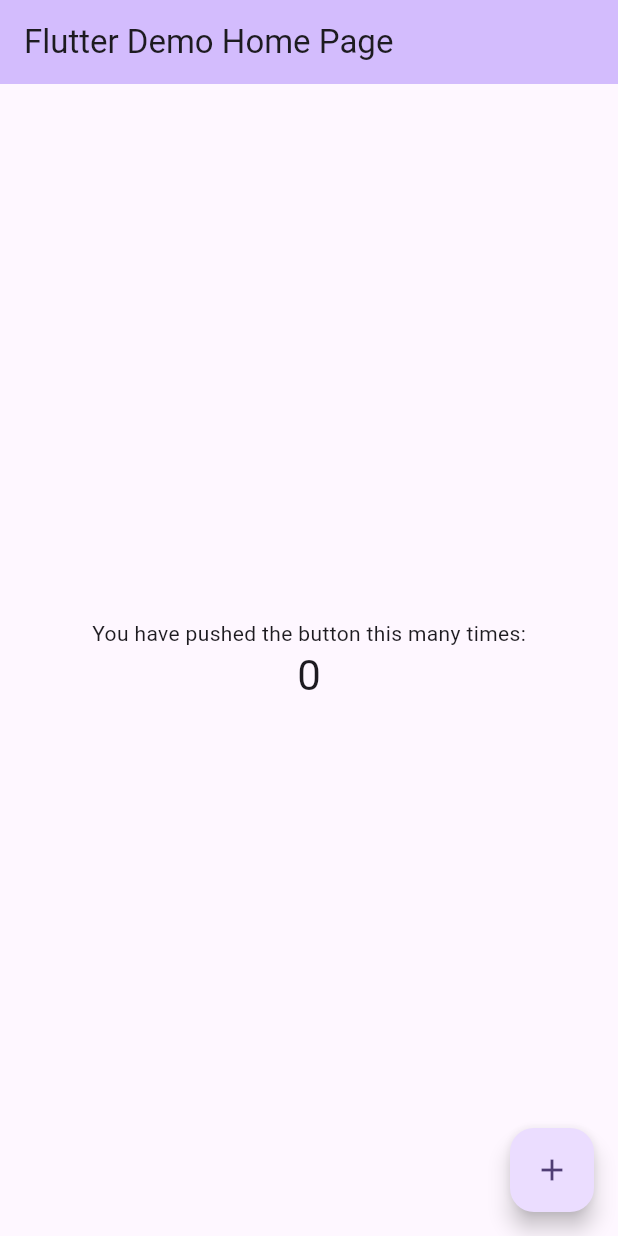
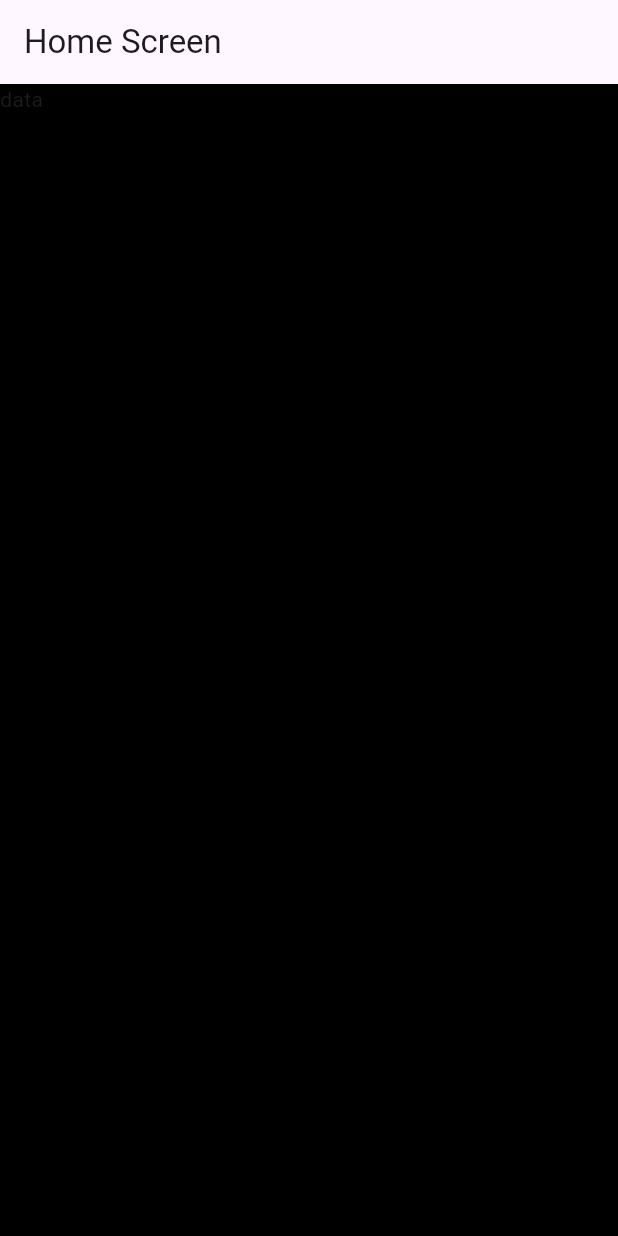
Before and after one commit to Jefferson1506/Gana-Gov, a Flutter app: the screen it shows after launch, on a phone screen of 412 x 824 dp. Run offline on Flutter 3.47's test engine with Material 3 defaults, Android fonts, the light colour scheme and no system bars; our stand-ins replace animated_splash_screen, auto_size_text, page_transition.

Commit message:
Animacion de carga

```diff
--- a/ganagov/lib/main.dart
+++ b/ganagov/lib/main.dart
@@ -1,4 +1,10 @@
+// ignore_for_file: library_private_types_in_public_api
+
 import 'package:flutter/material.dart';
+import 'package:animated_splash_screen/animated_splash_screen.dart';
+import 'package:ganagov/module/login/home_screen.dart';
+import 'package:ganagov/splas_screen.dart';
+import 'package:page_transition/page_transition.dart';
 
 void main() {
   runApp(const MyApp());
@@ -7,119 +13,19 @@
 class MyApp extends StatelessWidget {
   const MyApp({super.key});
 
-  // This widget is the root of your application.
   @override
   Widget build(BuildContext context) {
     return MaterialApp(
-      title: 'Flutter Demo',
-      theme: ThemeData(
-        // This is the theme of your application.
-        //
-        // TRY THIS: Try running your application with "flutter run". You'll see
-        // the application has a purple toolbar. Then, without quitting the app,
-        // try changing the seedColor in the colorScheme below to Colors.green
-        // and then invoke "hot reload" (save your changes or press the "hot
-        // reload" button in a Flutter-supported IDE, or press "r" if you used
-        // the command line to start the app).
-        //
-        // Notice that the counter didn't reset back to zero; the application
-        // state is not lost during the reload. To reset the state, use hot
-        // restart instead.
-        //
-        // This works for code too, not just values: Most code changes can be
-        // tested with just a hot reload.
-        colorScheme: ColorScheme.fromSeed(seedColor: Colors.deepPurple),
-        useMaterial3: true,
+      debugShowCheckedModeBanner: false,
+      home: AnimatedSplashScreen(
+        duration: 3000,
+        splash: const SplashScreenContent(),
+        nextScreen: const HomeScreen(),
+        splashTransition: SplashTransition.sizeTransition,
+        pageTransitionType: PageTransitionType.fade,
+        backgroundColor: Colors.white,
+        splashIconSize: 100,
       ),
-      home: const MyHomePage(title: 'Flutter Demo Home Page'),
     );
   }
 }
-
-class MyHomePage extends StatefulWidget {
-  const MyHomePage({super.key, required this.title});
-
-  // This widget is the home page of your application. It is stateful, meaning
-  // that it has a State object (defined below) that contains fields that affect
-  // how it looks.
-
-  // This class is the configuration for the state. It holds the values (in this
-  // case the title) provided by the parent (in this case the App widget) and
-  // used by the build method of the State. Fields in a Widget subclass are
-  // always marked "final".
-
-  final String title;
-
-  @override
-  State<MyHomePage> createState() => _MyHomePageState();
-}
-
-class _MyHomePageState extends State<MyHomePage> {
-  int _counter = 0;
-
-  void _incrementCounter() {
-    setState(() {
-      // This call to setState tells the Flutter framework that something has
-      // changed in this State, which causes it to rerun the build method below
-      // so that the display can reflect the updated values. If we changed
-      // _counter without calling setState(), then the build method would not be
-      // called again, and so nothing would appear to happen.
-      _counter++;
-    });
-  }
-
-  @override
-  Widget build(BuildContext context) {
-    // This method is rerun every time setState is called, for instance as done
-    // by the _incrementCounter method above.
-    //
-    // The Flutter framework has been optimized to make rerunning build methods
-    // fast, so that you can just rebuild anything that needs updating rather
-    // than having to individually change instances of widgets.
-    return Scaffold(
-      appBar: AppBar(
-        // TRY THIS: Try changing the color here to a specific color (to
-        // Colors.amber, perhaps?) and trigger a hot reload to see the AppBar
-        // change color while the other colors stay the same.
-        backgroundColor: Theme.of(context).colorScheme.inversePrimary,
-        // Here we take the value from the MyHomePage object that was created by
-        // the App.build method, and use it to set our appbar title.
-        title: Text(widget.title),
-      ),
-      body: Center(
-        // Center is a layout widget. It takes a single child and positions it
-        // in the middle of the parent.
-        child: Column(
-          // Column is also a layout widget. It takes a list of children and
-          // arranges them vertically. By default, it sizes itself to fit its
-          // children horizontally, and tries to be as tall as its parent.
-          //
-          // Column has various properties to control how it sizes itself and
-          // how it positions its children. Here we use mainAxisAlignment to
-          // center the children vertically; the main axis here is the vertical
-          // axis because Columns are vertical (the cross axis would be
-          // horizontal).
-          //
-          // TRY THIS: Invoke "debug painting" (choose the "Toggle Debug Paint"
-          // action in the IDE, or press "p" in the console), to see the
-          // wireframe for each widget.
-          mainAxisAlignment: MainAxisAlignment.center,
-          children: <Widget>[
-            const Text(
-              'You have pushed the button this many times:',
-            ),
-            Text(
-              '$_counter',
-              style: Theme.of(context).textTheme.headlineMedium,
-            ),
-          ],
-        ),
-      ),
-      floatingActionButton: FloatingActionButton(
-        onPressed: _incrementCounter,
-        tooltip: 'Increment',
-        child: const Icon(Icons.add),
-      ), // This trailing comma makes auto-formatting nicer for build methods.
-    );
-  }
-}
--- /dev/null
+++ b/ganagov/lib/module/login/home_screen.dart
@@ -0,0 +1,15 @@
+import 'package:flutter/material.dart';
+
+class HomeScreen extends StatelessWidget {
+  const HomeScreen({super.key});
+
+  @override
+  Widget build(BuildContext context) {
+    return Scaffold(
+        backgroundColor: Colors.black,
+        appBar: AppBar(
+          title: const Text("Home Screen"),
+        ),
+        body: Text("data"));
+  }
+}
--- a/ganagov/pubspec.yaml
+++ b/ganagov/pubspec.yaml
@@ -38,6 +38,9 @@ dependencies:
   provider: ^6.1.2
   auto_animated: ^3.2.0
   auto_size_text: ^3.0.0
+  flutter_spinkit: ^5.2.1
+  animated_splash_screen: ^1.3.0
+  page_transition: ^2.1.0
 
 dev_dependencies:
   flutter_test:
@@ -62,7 +65,8 @@ flutter:
   uses-material-design: true
 
   # To add assets to your application, add an assets section, like this:
-  # assets:
+  assets:
+      - assets/
   #   - images/a_dot_burr.jpeg
   #   - images/a_dot_ham.jpeg
 
```
Also changed, not shown: ganagov/lib/splas_screen.dart (added, +111 -0 lines), ganagov/assets/Logo.png (added), ganagov/pubspec.lock.
